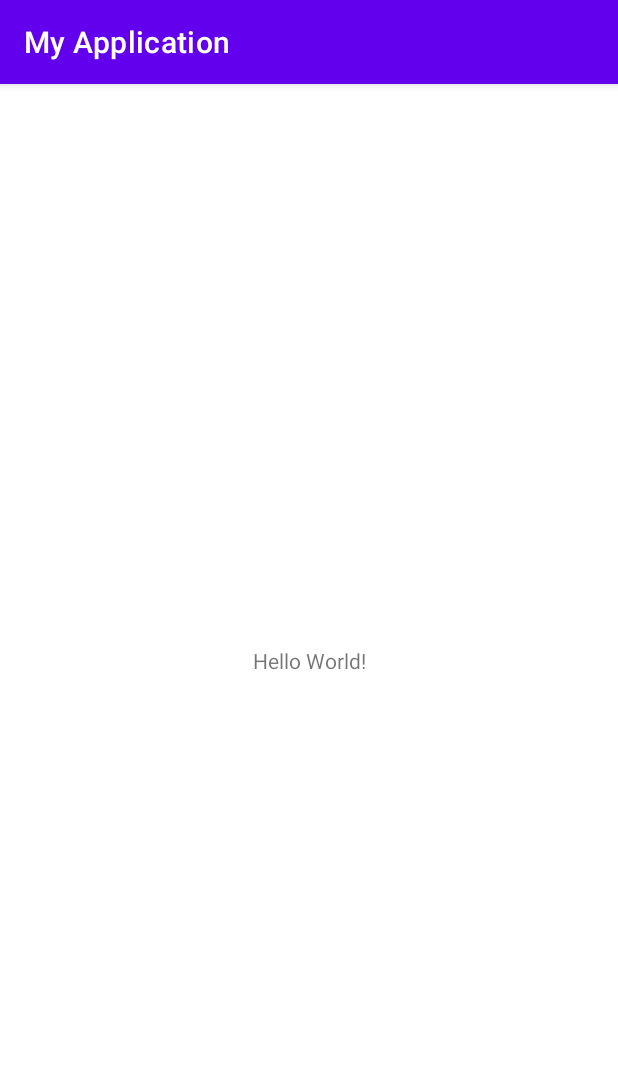
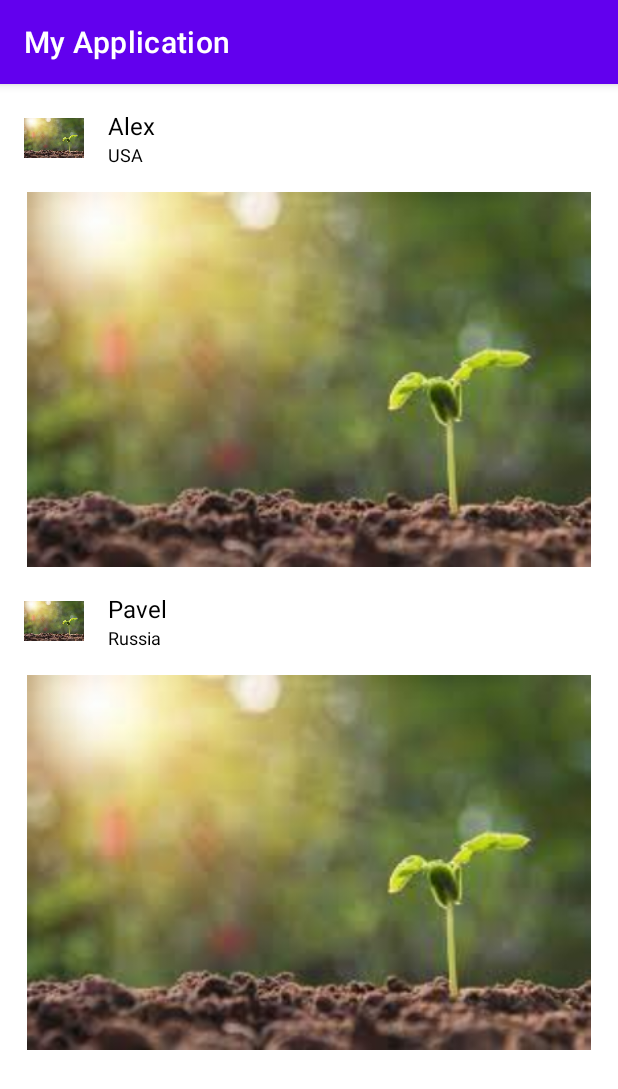
Before and after one commit to sulatskovalexandr/unsplash-andriod, an Android app: the screen it shows after launch (MainActivity), on a phone screen of 412 x 824 dp. Shown: the top 1089 px of the screen. Run offline under Robolectric (Android 15) with nearby library versions, the phone set to English and light mode, and no system bars.

Commit message:
Add general fragment Add recycler

```diff
--- a/app/build.gradle
+++ b/app/build.gradle
@@ -30,7 +30,11 @@ android {
     kotlinOptions {
         jvmTarget = '1.8'
     }
+    buildFeatures {
+        viewBinding = true
+    }
 }
+
 
 dependencies {
 
@@ -41,4 +45,5 @@ dependencies {
     testImplementation 'junit:junit:4.13.2'
     androidTestImplementation 'androidx.test.ext:junit:1.1.5'
     androidTestImplementation 'androidx.test.espresso:espresso-core:3.5.1'
+    implementation 'androidx.recyclerview:recyclerview:1.3.0'
 }
--- a/app/src/main/java/com/example/myapplication/MainActivity.kt
+++ b/app/src/main/java/com/example/myapplication/MainActivity.kt
@@ -1,11 +1,29 @@
 package com.example.myapplication
 
+import android.os.Bundle
 import androidx.appcompat.app.AppCompatActivity
-import android.os.Bundle
+import com.example.myapplication.databinding.ActivityMainBinding
+import com.example.myapplication.main.screens.general_screen.GeneralFragment
 
 class MainActivity : AppCompatActivity() {
+
+    private lateinit var binding: ActivityMainBinding
     override fun onCreate(savedInstanceState: Bundle?) {
         super.onCreate(savedInstanceState)
-        setContentView(R.layout.activity_main)
+        binding = ActivityMainBinding.inflate(layoutInflater)
+        setContentView(binding.root)
+
+        if (supportFragmentManager.backStackEntryCount == 0) {
+            openGeneralScreen()
+        }
     }
+
+    private fun openGeneralScreen() {
+        supportFragmentManager.beginTransaction()
+            .add(R.id.fragment_container, GeneralFragment())
+            .setReorderingAllowed(true)
+            .commit()
+    }
+
+
 }
--- /dev/null
+++ b/app/src/main/java/com/example/myapplication/main/screens/general_screen/GeneralFragment.kt
@@ -0,0 +1,51 @@
+package com.example.myapplication.main.screens.general_screen
+
+import android.os.Bundle
+import android.view.LayoutInflater
+import android.view.View
+import android.view.ViewGroup
+import androidx.fragment.app.Fragment
+import androidx.recyclerview.widget.LinearLayoutManager
+import com.example.myapplication.R
+import com.example.myapplication.databinding.FragmentGeneralBinding
+
+
+class GeneralFragment : Fragment() {
+
+    private lateinit var adapter: PhotosAdapter
+
+    private var fragmentGeneralBinding: FragmentGeneralBinding? = null
+
+    override fun onCreateView(
+        inflater: LayoutInflater,
+        container: ViewGroup?,
+        savedInstanceState: Bundle?
+    ): View? {
+        val binding = FragmentGeneralBinding.inflate(inflater, container, false)
+        fragmentGeneralBinding = binding
+
+        adapter = PhotosAdapter()
+        binding.recyclerView.layoutManager = LinearLayoutManager(requireContext())
+        binding.recyclerView.adapter = adapter
+
+        adapter.addPhoto(
+            listOf(
+                Photos(
+                    "Alex",
+                    "USA",
+                    R.drawable.plant5,
+                    R.drawable.plant5
+                ),
+                Photos(
+                    "Pavel",
+                    "Russia",
+                    R.drawable.plant5,
+                    R.drawable.plant5
+                ),
+            )
+        )
+        return binding.root
+    }
+
+
+}
--- /dev/null
+++ b/app/src/main/java/com/example/myapplication/main/screens/general_screen/Photo.kt
@@ -0,0 +1,8 @@
+package com.example.myapplication.main.screens.general_screen
+
+data class Photos(
+    val name: String,
+    val location: String,
+    val profile_image: Int,
+    val image: Int
+)
--- /dev/null
+++ b/app/src/main/java/com/example/myapplication/main/screens/general_screen/PhotosAdapter.kt
@@ -0,0 +1,43 @@
+package com.example.myapplication.main.screens.general_screen
+
+import android.view.LayoutInflater
+import android.view.View
+import android.view.ViewGroup
+import androidx.recyclerview.widget.RecyclerView
+import com.example.myapplication.R
+import com.example.myapplication.databinding.ItemPhotosBinding
+
+
+class PhotosAdapter : RecyclerView.Adapter<PhotoHolder>() {
+
+    private val listPhotos = mutableListOf<Photos>()
+
+    override fun onCreateViewHolder(parent: ViewGroup, viewType: Int): PhotoHolder {
+        val view = LayoutInflater.from(parent.context).inflate(R.layout.item_photos, parent, false)
+        return PhotoHolder(view)
+    }
+
+    override fun getItemCount(): Int = listPhotos.size
+
+
+    override fun onBindViewHolder(holder: PhotoHolder, position: Int) {
+        holder.bindPhoto(listPhotos[position])
+    }
+
+    fun addPhoto(photo: List<Photos>) {
+        listPhotos.addAll(photo)
+        notifyDataSetChanged()
+    }
+}
+
+
+class PhotoHolder(itemView: View) : RecyclerView.ViewHolder(itemView) {
+    private val binding = ItemPhotosBinding.bind(itemView)
+
+    fun bindPhoto(photo: Photos) = with(binding) {
+        itemName.text = photo.name
+        itemLocation.text = photo.location
+        itemImage.setImageResource(photo.image)
+        itemProfileImage.setImageResource(photo.profile_image)
+    }
+}
--- a/app/src/main/res/layout/activity_main.xml
+++ b/app/src/main/res/layout/activity_main.xml
@@ -1,18 +1,8 @@
 <?xml version="1.0" encoding="utf-8"?>
-<androidx.constraintlayout.widget.ConstraintLayout xmlns:android="http://schemas.android.com/apk/res/android"
-    xmlns:app="http://schemas.android.com/apk/res-auto"
-    xmlns:tools="http://schemas.android.com/tools"
+
+<androidx.fragment.app.FragmentContainerView xmlns:android="http://schemas.android.com/apk/res/android"
+    android:id="@+id/fragment_container"
     android:layout_width="match_parent"
-    android:layout_height="match_parent"
-    tools:context=".MainActivity">
+    android:layout_height="match_parent">
 
-    <TextView
-        android:layout_width="wrap_content"
-        android:layout_height="wrap_content"
-        android:text="Hello World!"
-        app:layout_constraintBottom_toBottomOf="parent"
-        app:layout_constraintEnd_toEndOf="parent"
-        app:layout_constraintStart_toStartOf="parent"
-        app:layout_constraintTop_toTopOf="parent" />
-
-</androidx.constraintlayout.widget.ConstraintLayout>
+</androidx.fragment.app.FragmentContainerView>
--- /dev/null
+++ b/app/src/main/res/layout/fragment_general.xml
@@ -0,0 +1,12 @@
+<?xml version="1.0" encoding="utf-8"?>
+<FrameLayout xmlns:android="http://schemas.android.com/apk/res/android"
+    xmlns:tools="http://schemas.android.com/tools"
+    android:layout_width="match_parent"
+    android:layout_height="match_parent"
+    tools:context=".main.screens.general_screen.GeneralFragment">
+
+    <androidx.recyclerview.widget.RecyclerView
+        android:id="@+id/recyclerView"
+        android:layout_width="match_parent"
+        android:layout_height="match_parent" />
+</FrameLayout>
--- /dev/null
+++ b/app/src/main/res/layout/item_photos.xml
@@ -0,0 +1,53 @@
+<?xml version="1.0" encoding="utf-8"?>
+<androidx.constraintlayout.widget.ConstraintLayout xmlns:android="http://schemas.android.com/apk/res/android"
+    android:layout_width="match_parent"
+    android:layout_height="wrap_content"
+    xmlns:app="http://schemas.android.com/apk/res-auto"
+    xmlns:tools="http://schemas.android.com/tools">
+
+    <ImageView
+        android:id="@+id/item_profile_image"
+        android:layout_width="40dp"
+        android:layout_height="40dp"
+        android:layout_marginTop="16dp"
+        android:layout_marginStart="16dp"
+        app:layout_constraintTop_toTopOf="parent"
+        app:layout_constraintStart_toStartOf="parent"
+        tools:src="@color/black" />
+
+    <TextView
+        android:id="@+id/item_name"
+        android:layout_width="wrap_content"
+        android:layout_height="wrap_content"
+        tools:text="Name"
+        app:layout_constraintStart_toEndOf="@id/item_profile_image"
+        app:layout_constraintTop_toTopOf="@id/item_profile_image"
+        android:layout_marginStart="16dp"
+        app:layout_constraintBottom_toTopOf="@id/item_location"
+        android:textSize="16sp"
+        android:textColor="@color/black" />
+
+    <TextView
+        android:id="@+id/item_location"
+        android:layout_width="wrap_content"
+        android:layout_height="wrap_content"
+        tools:text="Location"
+        app:layout_constraintStart_toEndOf="@id/item_profile_image"
+        app:layout_constraintBottom_toBottomOf="@id/item_profile_image"
+        android:layout_marginStart="16dp"
+        app:layout_constraintTop_toBottomOf="@id/item_name"
+        android:textSize="12sp"
+        android:textColor="@color/black" />
+
+    <ImageView
+        android:id="@+id/item_image"
+        android:layout_width="match_parent"
+        android:layout_height="250dp"
+        app:layout_constraintStart_toStartOf="parent"
+        app:layout_constraintTop_toBottomOf="@id/item_profile_image"
+        android:src="@drawable/plant5"
+        android:layout_marginTop="16dp"
+        android:layout_marginStart="16dp"
+        android:layout_marginEnd="16dp" />
+
+</androidx.constraintlayout.widget.ConstraintLayout>
--- a/app/src/main/res/values/strings.xml
+++ b/app/src/main/res/values/strings.xml
@@ -1,3 +1,5 @@
 <resources>
     <string name="app_name">My Application</string>
+    <!-- TODO: Remove or change this placeholder text -->
+    <string name="general_fragment">General fragment</string>
 </resources>
--- a/app/src/main/res/values/themes.xml
+++ b/app/src/main/res/values/themes.xml
@@ -1,4 +1,4 @@
-<resources xmlns:tools="http://schemas.android.com/tools">
+<resources>
     <!-- Base application theme. -->
     <style name="Theme.MyApplication" parent="Theme.MaterialComponents.DayNight.DarkActionBar">
         <!-- Primary brand color. -->
@@ -13,4 +13,9 @@
         <item name="android:statusBarColor">?attr/colorPrimaryVariant</item>
         <!-- Customize your theme here. -->
     </style>
+
+    <style name="RoundedSquare">
+        <item name="cornerSize">10%</item>
+    </style>
+
 </resources>
```
Also changed, not shown: app/src/main/res/drawable/plant5.jpg (added).
